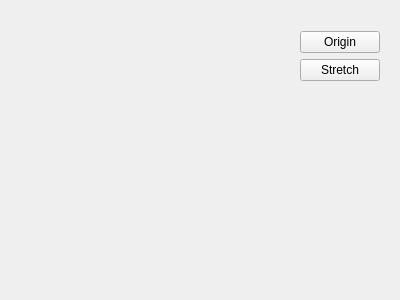
The window that mainwindow.ui (leeowen/tyre) describes before a commit, drawn with Qt 5.
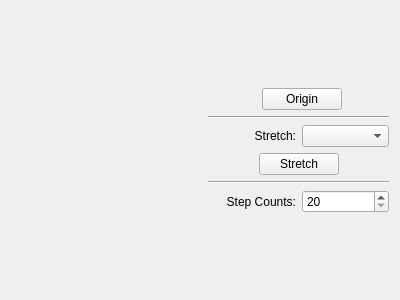
The same window after the commit. Custom widgets are drawn as their Qt base class.

```diff
--- a/mainwindow.ui
+++ b/mainwindow.ui
@@ -14,16 +14,7 @@
    <string>MainWindow</string>
   </property>
   <widget class="QWidget" name="centralWidget">
-   <widget class="QWidget" name="">
-    <property name="geometry">
-     <rect>
-      <x>10</x>
-      <y>20</y>
-      <width>381</width>
-      <height>271</height>
-     </rect>
-    </property>
-    <layout class="QHBoxLayout" name="horizontalLayout">
+   <layout class="QHBoxLayout" name="horizontalLayout_5">
      <item>
       <widget class="RenderArea" name="renderArea" native="true">
        <property name="sizePolicy">
@@ -36,21 +27,180 @@
      </item>
      <item>
       <layout class="QVBoxLayout" name="verticalLayout">
+      <property name="leftMargin">
+       <number>5</number>
+      </property>
+      <item>
+       <spacer name="verticalSpacer_2">
+        <property name="orientation">
+         <enum>Qt::Vertical</enum>
+        </property>
+        <property name="sizeHint" stdset="0">
+         <size>
+          <width>20</width>
+          <height>40</height>
+         </size>
+        </property>
+       </spacer>
+      </item>
+      <item>
+       <layout class="QHBoxLayout" name="horizontalLayout_3">
+        <item>
+         <spacer name="horizontalSpacer_2">
+          <property name="orientation">
+           <enum>Qt::Horizontal</enum>
+          </property>
+          <property name="sizeHint" stdset="0">
+           <size>
+            <width>40</width>
+            <height>20</height>
+           </size>
+          </property>
+         </spacer>
+        </item>
+        <item>
+         <widget class="Line" name="line_3">
+          <property name="orientation">
+           <enum>Qt::Horizontal</enum>
+          </property>
+         </widget>
+        </item>
        <item>
         <widget class="QPushButton" name="originBtn">
+          <property name="sizePolicy">
+           <sizepolicy hsizetype="Fixed" vsizetype="Fixed">
+            <horstretch>0</horstretch>
+            <verstretch>0</verstretch>
+           </sizepolicy>
+          </property>
+          <property name="layoutDirection">
+           <enum>Qt::LeftToRight</enum>
+          </property>
          <property name="text">
           <string>Origin</string>
          </property>
         </widget>
        </item>
        <item>
+         <spacer name="horizontalSpacer">
+          <property name="orientation">
+           <enum>Qt::Horizontal</enum>
+          </property>
+          <property name="sizeHint" stdset="0">
+           <size>
+            <width>40</width>
+            <height>20</height>
+           </size>
+          </property>
+         </spacer>
+        </item>
+       </layout>
+      </item>
+      <item>
+       <widget class="Line" name="line">
+        <property name="orientation">
+         <enum>Qt::Horizontal</enum>
+        </property>
+       </widget>
+      </item>
+      <item>
+       <layout class="QHBoxLayout" name="horizontalLayout">
+        <item>
+         <widget class="QLabel" name="label">
+          <property name="layoutDirection">
+           <enum>Qt::LeftToRight</enum>
+          </property>
+          <property name="text">
+           <string>Stretch:</string>
+          </property>
+          <property name="alignment">
+           <set>Qt::AlignRight|Qt::AlignTrailing|Qt::AlignVCenter</set>
+          </property>
+         </widget>
+        </item>
+        <item>
+         <widget class="QComboBox" name="comboStretchPercentageBox"/>
+        </item>
+       </layout>
+      </item>
+      <item>
+       <layout class="QHBoxLayout" name="horizontalLayout_4">
+        <item>
+         <spacer name="horizontalSpacer_3">
+          <property name="orientation">
+           <enum>Qt::Horizontal</enum>
+          </property>
+          <property name="sizeHint" stdset="0">
+           <size>
+            <width>40</width>
+            <height>20</height>
+           </size>
+          </property>
+         </spacer>
+        </item>
+        <item>
         <widget class="QPushButton" name="stretchBtn">
+          <property name="sizePolicy">
+           <sizepolicy hsizetype="Fixed" vsizetype="Fixed">
+            <horstretch>0</horstretch>
+            <verstretch>0</verstretch>
+           </sizepolicy>
+          </property>
          <property name="text">
           <string>Stretch</string>
          </property>
         </widget>
        </item>
        <item>
+         <spacer name="horizontalSpacer_4">
+          <property name="orientation">
+           <enum>Qt::Horizontal</enum>
+          </property>
+          <property name="sizeHint" stdset="0">
+           <size>
+            <width>40</width>
+            <height>20</height>
+           </size>
+          </property>
+         </spacer>
+        </item>
+       </layout>
+      </item>
+      <item>
+       <widget class="Line" name="line_2">
+        <property name="orientation">
+         <enum>Qt::Horizontal</enum>
+        </property>
+       </widget>
+      </item>
+      <item>
+       <layout class="QHBoxLayout" name="horizontalLayout_2">
+        <item>
+         <widget class="QLabel" name="label_2">
+          <property name="text">
+           <string>Step Counts:</string>
+          </property>
+          <property name="alignment">
+           <set>Qt::AlignRight|Qt::AlignTrailing|Qt::AlignVCenter</set>
+          </property>
+         </widget>
+        </item>
+        <item>
+         <widget class="QSpinBox" name="stepSpinBox">
+          <property name="minimum">
+           <number>20</number>
+          </property>
+          <property name="maximum">
+           <number>300</number>
+          </property>
+          <property name="singleStep">
+           <number>8</number>
+          </property>
+         </widget>
+        </item>
+       </layout>
+      </item>
+      <item>
         <spacer name="verticalSpacer">
          <property name="orientation">
           <enum>Qt::Vertical</enum>
@@ -66,7 +216,6 @@
       </layout>
      </item>
     </layout>
-   </widget>
   </widget>
  </widget>
  <layoutdefault spacing="6" margin="11"/>
```
Lines whose indentation alone changed are shown as unchanged.
